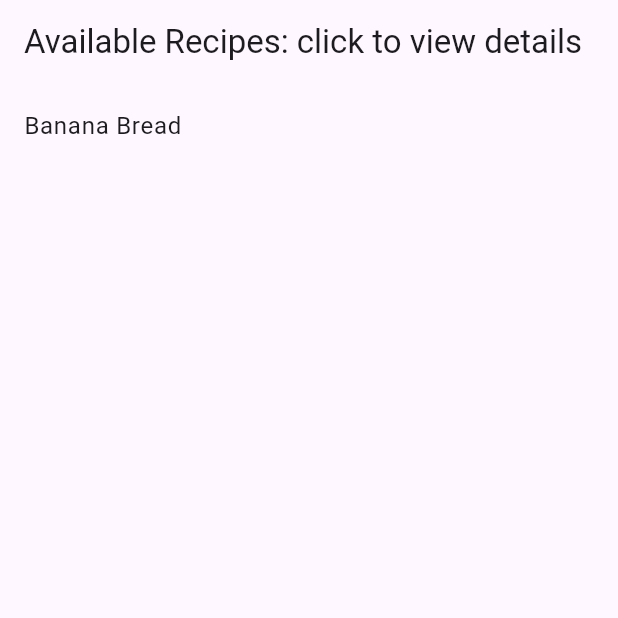
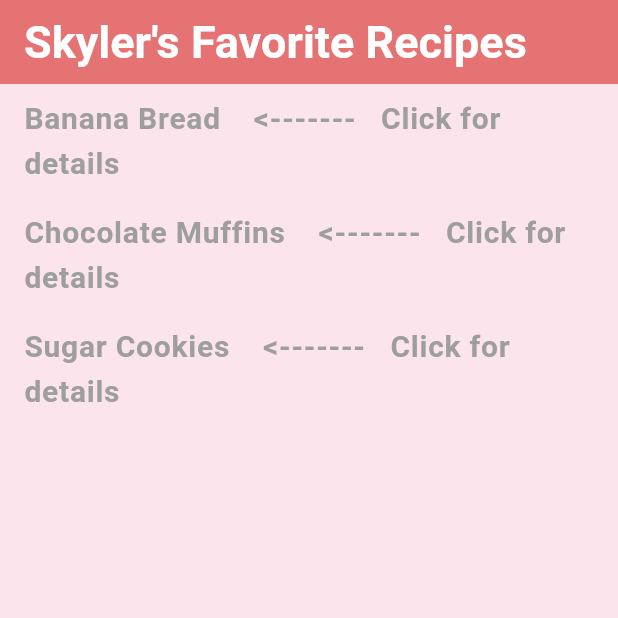
Before and after one commit to skylerplumley/cw2, a Flutter app: the screen it shows after launch, on a phone screen of 412 x 824 dp, the top half of it. Run offline on Flutter 3.47's test engine with Material 3 defaults, Android fonts, the phone set to English and light mode, and no system bars.

Commit message:
Update aesthetics and enter recipes and ingredients

```diff
--- a/lib/details.dart
+++ b/lib/details.dart
@@ -8,10 +8,13 @@ class DetailScreen extends StatelessWidget {
   @override
   Widget build(BuildContext context) {
     return Scaffold(
+      backgroundColor: Colors.pink[50],
       appBar: AppBar(title: Text(recipe['name']!)),
       body: Padding(
-        padding: EdgeInsets.all(16.0),
-        child: Text(recipe['ingredients']!, style: TextStyle(fontSize: 18)),
+        padding: EdgeInsets.all(32.0),
+        child: Text(recipe['ingredients']!,
+            style: TextStyle(
+                fontSize: 20, fontWeight: FontWeight.bold, color: Colors.grey)),
       ),
     );
   }
--- a/lib/main.dart
+++ b/lib/main.dart
@@ -10,7 +10,17 @@ class MyApp extends StatelessWidget {
   Widget build(BuildContext context) {
     return MaterialApp(
       title: 'My Recipe App',
-      theme: ThemeData(primarySwatch: Colors.pink),
+      debugShowCheckedModeBanner: false,
+      theme: ThemeData(
+        appBarTheme: AppBarTheme(
+          backgroundColor: Colors.red[300],
+          titleTextStyle: TextStyle(
+            fontSize: 30,
+            fontWeight: FontWeight.bold,
+            color: Colors.white,
+          ),
+        ),
+      ),
       home: HomeScreen(),
     );
   }
@@ -18,18 +28,39 @@ class MyApp extends StatelessWidget {
 
 class HomeScreen extends StatelessWidget {
   final List<Map<String, String>> myrecipes = [
-    {'name': 'Banana Bread', 'ingredients': 'Bananas, eggs, flour'},
+    {
+      'name': 'Banana Bread    <-------   Click for details',
+      'ingredients':
+          'Ingredients:\n3 eggs\n2 overripe bananas\n1 tbsp baking powder\n1/3 cup flour.\n\n1. Combine bananas, eggs, and flour.\n2. Bake at 350 for 40 minutes.\n3. Let rest before cutting'
+    },
+    {
+      'name': 'Chocolate Muffins    <-------   Click for details',
+      'ingredients':
+          'Ingredients:\n2 eggs\n1/2 cup flour\n2 tbsp cacao powder.\n\n1. Preheat oven to 450\n2. Combine dry ingredients.\n3. Bake for 25 minutes\n4. Let chill and enjoy!'
+    },
+    {
+      'name': 'Sugar Cookies    <-------   Click for details',
+      'ingredients':
+          'Ingredients:\n1 egg\n2 cups granulated sugar\n1 tbsp vanilla extract\n1 cup flour.\n\n1. Combine dry ingredients.\n2. Whisk in egg and vanilla.\n3. Bake at 400 for 15 minutes.\n4. Let rest then enjoy!'
+    },
   ];
 
   @override
   Widget build(BuildContext context) {
     return Scaffold(
-      appBar: AppBar(title: Text('Available Recipes: click to view details')),
+      appBar: AppBar(
+        title: Text("Skyler's Favorite Recipes"),
+      ),
+      backgroundColor: Colors.pink[50],
       body: ListView.builder(
         itemCount: myrecipes.length,
         itemBuilder: (context, index) {
           return ListTile(
-            title: Text(myrecipes[index]['name']!),
+            title: Text(myrecipes[index]['name']!,
+                style: TextStyle(
+                    fontSize: 20,
+                    fontWeight: FontWeight.bold,
+                    color: Colors.grey)),
             onTap: () {
               Navigator.push(
                 context,
```
